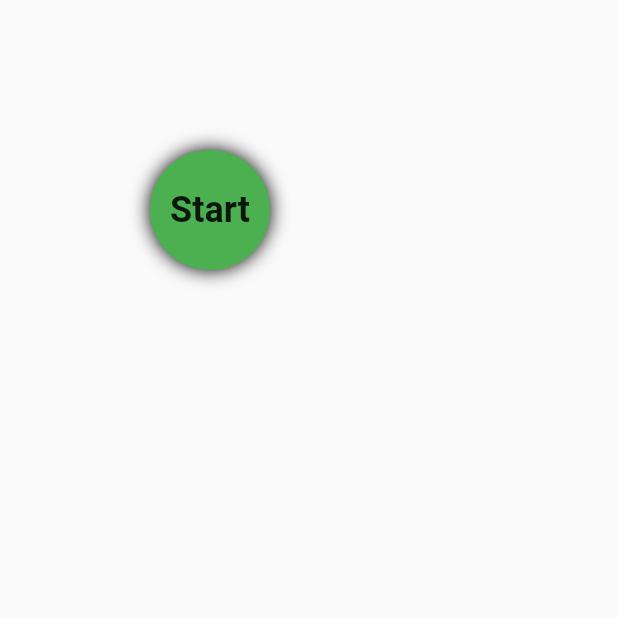
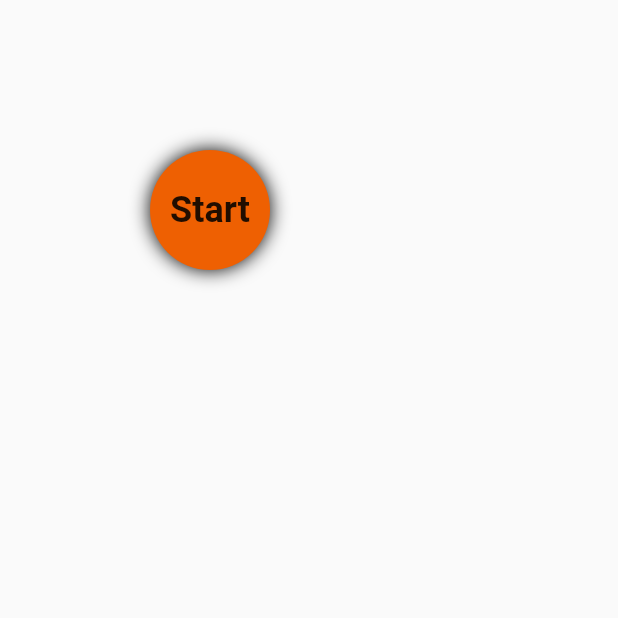
Before and after one commit to jdevacc20/die_vier_stunden_woche, a Flutter app: the screen it shows after launch, on a phone screen of 412 x 824 dp, the top half of it. Run offline on Flutter 3.47's test engine with Material 2 defaults, Android fonts, the phone set to English and light mode, and no system bars; our stand-ins replace shared_preferences.

Commit message:
Restore Settings commit

```diff
--- a/flutter_app/lib/levels/home/theme_app.dart
+++ b/flutter_app/lib/levels/home/theme_app.dart
@@ -23,16 +23,24 @@ class _ThemeAppState extends State<ThemeApp> {
             ///Update this theme for changes in light mode
             theme: ThemeData(
               brightness: Brightness.light,
-              primaryColor: Colors.green,
+              primaryColor: const Color(0xFFee6002),
+              shadowColor: const Color(0xFFfa8100),
+              errorColor: const Color(0xFFD50000),
+              disabledColor: const Color(0xFFBDBDBD),
+              backgroundColor: const Color(0xFFE0E0E0),
             ),
 
             ///Update this theme for changes in dark mode
             darkTheme: ThemeData(
               brightness: Brightness.dark,
-              primaryColor: Colors.purple,
+              primaryColor: const Color(0xFF311B92),
+              shadowColor: const Color(0xFF512DA8),
+              errorColor: const Color(0xFFD50000),
+              disabledColor: const Color(0xFFBDBDBD),
+              backgroundColor: const Color(0xFF424242),
             ),
+            themeMode: settingsModel.getThemeMode(null),
             home: const HomePage(),
-            themeMode: settingsModel.getThemeMode(null),
           )),
     );
   }
--- a/flutter_app/lib/levels/level_wrapper.dart
+++ b/flutter_app/lib/levels/level_wrapper.dart
@@ -90,9 +90,9 @@ class _LevelWrapperState extends State<LevelWrapper> {
                         future: levelModel.getCurrentLevel(),
                         builder: (context, snapshot) {
                           return LinearProgressIndicator(
-                            backgroundColor: Colors.amber,
-                            valueColor: const AlwaysStoppedAnimation<Color>(
-                                Colors.blueGrey),
+                            backgroundColor: Theme.of(context).backgroundColor,
+                            valueColor: AlwaysStoppedAnimation<Color>(
+                                Theme.of(context).primaryColor),
                             value: (snapshot.data ?? 0) / levels.length,
                           );
                         }),
```
